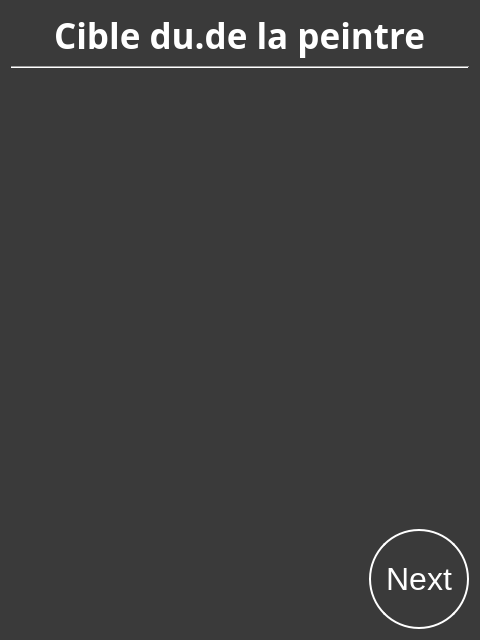
Old version of the form SporzOBC-WAL/code/resources/Phases/Night/Painter/target.ui in the repository Eben-Epi/SporzOBC.
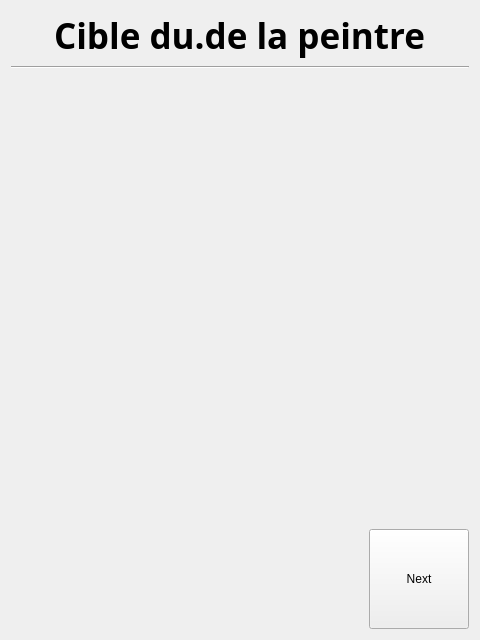
New version of the form.

Commit message: Changed style management of application (will need to use scratchpad pour a lot of night ui views)

```diff
--- a/SporzOBC-WAL/code/resources/Phases/Night/Painter/target.ui
+++ b/SporzOBC-WAL/code/resources/Phases/Night/Painter/target.ui
@@ -13,23 +13,7 @@
   <property name="windowTitle">
    <string>Form</string>
   </property>
-  <property name="styleSheet">
-   <string notr="true">#PainterTarget {
-    background-color: rgb(58, 58, 58);;
-    }
-
-QLabel {
-	color:white;
-}
-
-QPushButton  {
-    border: 2px solid white;
-    background-color: rgb(58, 58, 58);
-    padding: 10px 10px;
-    font-size: 32px;
-	color:white;
-    border-radius: 50px;
-}</string>
+  <property name="styleSheet"><string notr="true"/>
   </property>
   <layout class="QGridLayout" name="gridLayout">
    <item row="0" column="0">
```
The commit also changes 109 other files.
